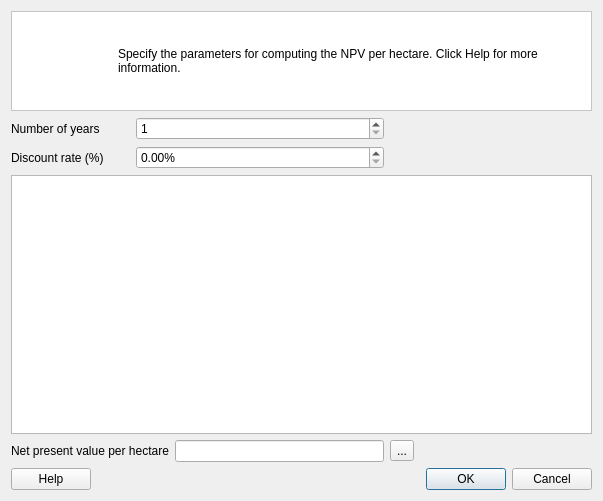
Above: src/cplus_plugin/ui/financial_pwl_dialog.ui from ConservationInternational/cplus-plugin before the change. Below: the same form after it.
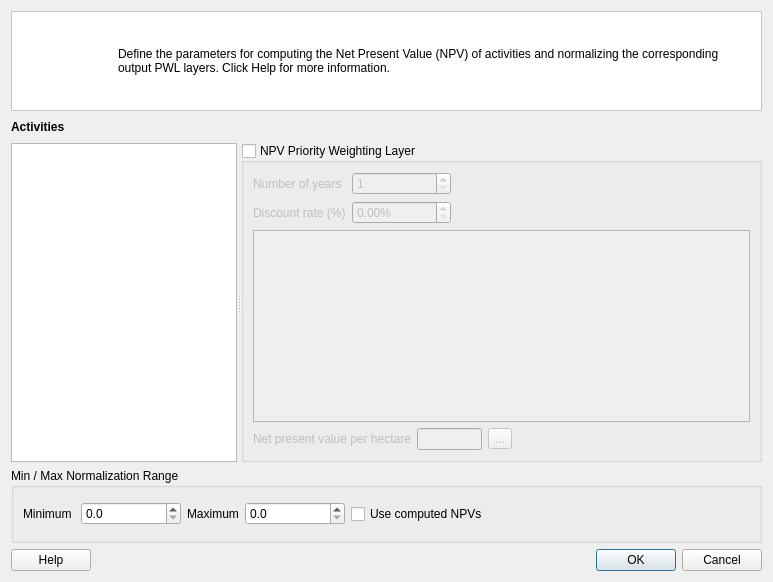
That is the form after the change. Custom widgets are drawn as their Qt base class.

Diff of the .ui file:
```diff
--- a/src/cplus_plugin/ui/financial_pwl_dialog.ui
+++ b/src/cplus_plugin/ui/financial_pwl_dialog.ui
@@ -1,20 +1,20 @@
 <?xml version="1.0" encoding="UTF-8"?>
 <ui version="4.0">
- <class>Dialog</class>
- <widget class="QDialog" name="Dialog">
+ <class>NpvManagerDialog</class>
+ <widget class="QDialog" name="NpvManagerDialog">
   <property name="geometry">
    <rect>
     <x>0</x>
     <y>0</y>
-    <width>603</width>
-    <height>501</height>
+    <width>773</width>
+    <height>582</height>
    </rect>
   </property>
   <property name="windowTitle">
-   <string>Create Financial Priority Weighting Layer</string>
+   <string>NPV Priority Weighting Layer Manager</string>
   </property>
-  <layout class="QGridLayout" name="gridLayout">
-   <item row="0" column="0" colspan="7">
+  <layout class="QGridLayout" name="gridLayout_2">
+   <item row="0" column="0" colspan="3">
     <widget class="QFrame" name="frame">
      <property name="sizePolicy">
       <sizepolicy hsizetype="Preferred" vsizetype="Minimum">
@@ -66,7 +66,7 @@
       <item>
        <widget class="QLabel" name="label_123">
         <property name="text">
-         <string>&lt;html&gt;&lt;head/&gt;&lt;body&gt;&lt;p&gt;Specify the parameters for computing the NPV per hectare. Click Help for more information.&lt;/p&gt;&lt;/body&gt;&lt;/html&gt;</string>
+         <string>&lt;html&gt;&lt;head/&gt;&lt;body&gt;&lt;p&gt;Define the parameters for computing the Net Present Value (NPV) of activities and normalizing the corresponding output PWL layers. Click Help for more information.&lt;/p&gt;&lt;/body&gt;&lt;/html&gt;</string>
         </property>
         <property name="wordWrap">
          <bool>true</bool>
@@ -79,17 +79,57 @@
      </layout>
     </widget>
    </item>
-   <item row="1" column="0" colspan="7">
+   <item row="1" column="0" colspan="3">
     <layout class="QVBoxLayout" name="vl_notification"/>
    </item>
    <item row="2" column="0" colspan="2">
+    <widget class="QLabel" name="label">
+     <property name="maximumSize">
+      <size>
+       <width>16777215</width>
+       <height>20</height>
+      </size>
+     </property>
+     <property name="text">
+      <string>&lt;html&gt;&lt;head/&gt;&lt;body&gt;&lt;p&gt;&lt;span style=&quot; font-weight:600;&quot;&gt;Activities&lt;/span&gt;&lt;/p&gt;&lt;/body&gt;&lt;/html&gt;</string>
+     </property>
+     <property name="textFormat">
+      <enum>Qt::RichText</enum>
+     </property>
+    </widget>
+   </item>
+   <item row="3" column="0" colspan="3">
+    <widget class="QSplitter" name="splitter">
+     <property name="orientation">
+      <enum>Qt::Horizontal</enum>
+     </property>
+     <widget class="QListView" name="lst_activities">
+      <property name="editTriggers">
+       <set>QAbstractItemView::NoEditTriggers</set>
+      </property>
+      <property name="selectionBehavior">
+       <enum>QAbstractItemView::SelectRows</enum>
+      </property>
+     </widget>
+     <widget class="QGroupBox" name="gp_npv_pwl">
+      <property name="title">
+       <string>NPV Priority Weighting Layer</string>
+      </property>
+      <property name="checkable">
+       <bool>true</bool>
+      </property>
+      <property name="checked">
+       <bool>false</bool>
+      </property>
+      <layout class="QGridLayout" name="gridLayout">
+       <item row="0" column="0">
     <widget class="QLabel" name="label_4">
      <property name="text">
       <string>Number of years</string>
      </property>
     </widget>
    </item>
-   <item row="2" column="2" colspan="2">
+       <item row="0" column="1" colspan="2">
     <widget class="QSpinBox" name="sb_num_years">
      <property name="minimum">
       <number>1</number>
@@ -102,27 +142,27 @@
      </property>
     </widget>
    </item>
-   <item row="2" column="4" colspan="3">
+       <item row="0" column="3" colspan="3">
     <spacer name="horizontalSpacer_2">
      <property name="orientation">
       <enum>Qt::Horizontal</enum>
      </property>
      <property name="sizeHint" stdset="0">
       <size>
-       <width>208</width>
-       <height>20</height>
+           <width>294</width>
+           <height>17</height>
       </size>
      </property>
     </spacer>
    </item>
-   <item row="3" column="0" colspan="2">
+       <item row="1" column="0">
     <widget class="QLabel" name="label_5">
      <property name="text">
       <string>Discount rate (%)</string>
      </property>
     </widget>
    </item>
-   <item row="3" column="2" colspan="2">
+       <item row="1" column="1" colspan="2">
     <widget class="QDoubleSpinBox" name="sb_discount">
      <property name="suffix">
       <string>%</string>
@@ -132,41 +172,41 @@
      </property>
     </widget>
    </item>
-   <item row="3" column="4" colspan="3">
+       <item row="1" column="3" colspan="3">
     <spacer name="horizontalSpacer">
      <property name="orientation">
       <enum>Qt::Horizontal</enum>
      </property>
      <property name="sizeHint" stdset="0">
       <size>
-       <width>208</width>
-       <height>20</height>
+           <width>294</width>
+           <height>17</height>
       </size>
      </property>
     </spacer>
    </item>
-   <item row="4" column="0" colspan="7">
+       <item row="2" column="0" colspan="6">
     <widget class="QTableView" name="tv_revenue_costs">
      <attribute name="verticalHeaderVisible">
       <bool>false</bool>
      </attribute>
     </widget>
    </item>
-   <item row="5" column="0" colspan="3">
+       <item row="3" column="0" colspan="2">
     <widget class="QLabel" name="label_6">
      <property name="text">
       <string>Net present value per hectare</string>
      </property>
     </widget>
    </item>
-   <item row="5" column="3">
+       <item row="3" column="2" colspan="2">
     <widget class="QLineEdit" name="txt_npv">
      <property name="readOnly">
       <bool>true</bool>
      </property>
     </widget>
    </item>
-   <item row="5" column="4">
+       <item row="3" column="4">
     <widget class="QToolButton" name="tb_copy_npv">
      <property name="toolTip">
       <string>Copy NPV</string>
@@ -176,27 +216,124 @@
      </property>
     </widget>
    </item>
-   <item row="5" column="5" colspan="2">
+       <item row="3" column="5">
     <spacer name="horizontalSpacer_3">
      <property name="orientation">
       <enum>Qt::Horizontal</enum>
      </property>
      <property name="sizeHint" stdset="0">
       <size>
-       <width>180</width>
+           <width>212</width>
+           <height>17</height>
+          </size>
+         </property>
+        </spacer>
+       </item>
+      </layout>
+     </widget>
+    </widget>
+   </item>
+   <item row="4" column="0" colspan="3">
+    <widget class="QgsCollapsibleGroupBox" name="mGroupBox">
+     <property name="title">
+      <string>Min / Max Normalization Range</string>
+     </property>
+     <layout class="QHBoxLayout" name="horizontalLayout_2">
+      <item>
+       <widget class="QLabel" name="label_2">
+        <property name="maximumSize">
+         <size>
+          <width>200</width>
+          <height>16777215</height>
+         </size>
+        </property>
+        <property name="text">
+         <string>Minimum </string>
+        </property>
+       </widget>
+      </item>
+      <item>
+       <widget class="QDoubleSpinBox" name="sb_min_normalize">
+        <property name="minimumSize">
+         <size>
+          <width>100</width>
+          <height>0</height>
+         </size>
+        </property>
+        <property name="decimals">
+         <number>1</number>
+        </property>
+        <property name="maximum">
+         <double>100000000.000000000000000</double>
+        </property>
+        <property name="singleStep">
+         <double>500.000000000000000</double>
+        </property>
+       </widget>
+      </item>
+      <item>
+       <widget class="QLabel" name="label_3">
+        <property name="maximumSize">
+         <size>
+          <width>200</width>
+          <height>16777215</height>
+         </size>
+        </property>
+        <property name="text">
+         <string>Maximum</string>
+        </property>
+       </widget>
+      </item>
+      <item>
+       <widget class="QDoubleSpinBox" name="sb_max_normalize">
+        <property name="minimumSize">
+         <size>
+          <width>100</width>
+          <height>0</height>
+         </size>
+        </property>
+        <property name="decimals">
+         <number>1</number>
+        </property>
+        <property name="maximum">
+         <double>100000000.000000000000000</double>
+        </property>
+        <property name="singleStep">
+         <double>500.000000000000000</double>
+        </property>
+       </widget>
+      </item>
+      <item>
+       <widget class="QCheckBox" name="cb_computed_npv">
+        <property name="text">
+         <string>Use computed NPVs</string>
+        </property>
+       </widget>
+      </item>
+      <item>
+       <spacer name="horizontalSpacer_5">
+        <property name="orientation">
+         <enum>Qt::Horizontal</enum>
+        </property>
+        <property name="sizeHint" stdset="0">
+         <size>
+          <width>297</width>
        <height>20</height>
       </size>
      </property>
     </spacer>
    </item>
-   <item row="6" column="0">
+     </layout>
+    </widget>
+   </item>
+   <item row="5" column="0">
     <widget class="QPushButton" name="btn_help">
      <property name="text">
       <string>Help</string>
      </property>
     </widget>
    </item>
-   <item row="6" column="1" colspan="5">
+   <item row="5" column="1">
     <spacer name="horizontalSpacer_4">
      <property name="orientation">
       <enum>Qt::Horizontal</enum>
@@ -209,7 +346,7 @@
      </property>
     </spacer>
    </item>
-   <item row="6" column="6">
+   <item row="5" column="2">
     <widget class="QDialogButtonBox" name="buttonBox">
      <property name="standardButtons">
       <set>QDialogButtonBox::Cancel|QDialogButtonBox::Ok</set>
@@ -218,6 +355,14 @@
    </item>
   </layout>
  </widget>
+ <customwidgets>
+  <customwidget>
+   <class>QgsCollapsibleGroupBox</class>
+   <extends>QGroupBox</extends>
+   <header>qgscollapsiblegroupbox.h</header>
+   <container>1</container>
+  </customwidget>
+ </customwidgets>
  <resources/>
  <connections>
   <connection>
```
Left out of the diff: 2 changed lines with no effect on the pictures. Lines whose indentation alone changed are shown as unchanged.
